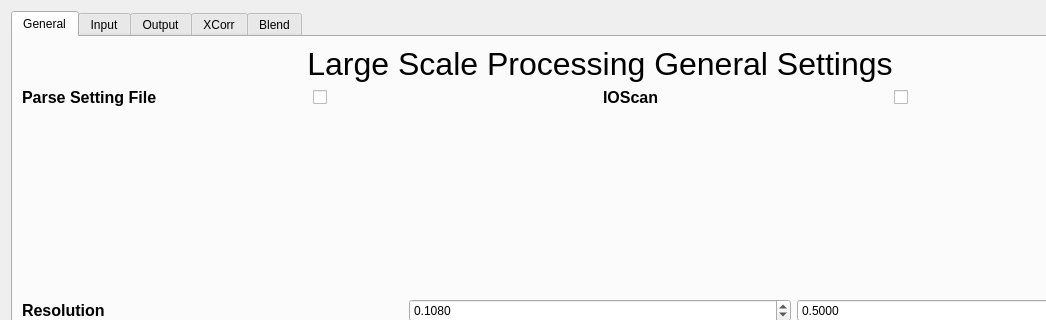
abcucberkeley/PetaKit5D-GUI, file src/largescaleprocessingsettings.ui: the form before one commit; both pictures show x 0 to 1046 and y 0 to 320 of the 1200 by 800 pixel window.
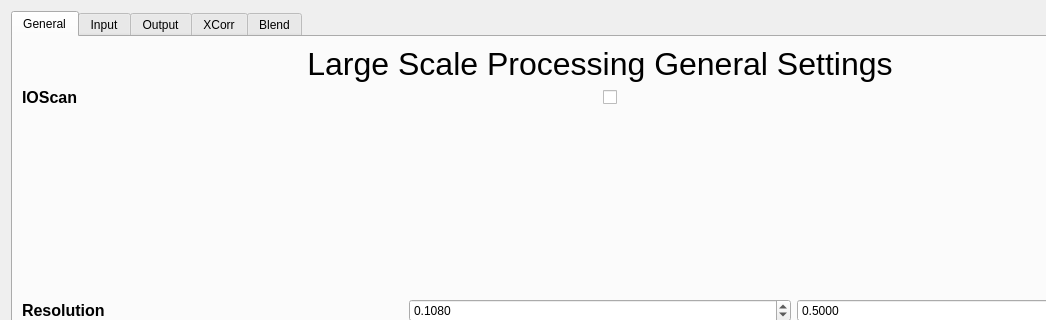
The form after the commit.

Commit message: Moved parseSettingFile to main advanced and flipZstack to dsr advanced

Diff of the .ui file:
```diff
--- a/src/largescaleprocessingsettings.ui
+++ b/src/largescaleprocessingsettings.ui
@@ -60,30 +60,6 @@
            <property name="leftMargin">
             <number>0</number>
            </property>
-           <item>
-            <layout class="QHBoxLayout" name="horizontalLayout_10">
-             <item>
-              <widget class="QLabel" name="parseSettingFileLabel">
-               <property name="font">
-                <font>
-                 <pointsize>12</pointsize>
-                 <bold>true</bold>
-                </font>
-               </property>
-               <property name="text">
-                <string>Parse Setting File</string>
-               </property>
-              </widget>
-             </item>
-             <item>
-              <widget class="QCheckBox" name="parseSettingFileCheckBox">
-               <property name="text">
-                <string/>
-               </property>
-              </widget>
-             </item>
-            </layout>
-           </item>
            <item>
             <layout class="QHBoxLayout" name="horizontalLayout_13">
              <item>
```
The commit also changes 8 other files.
